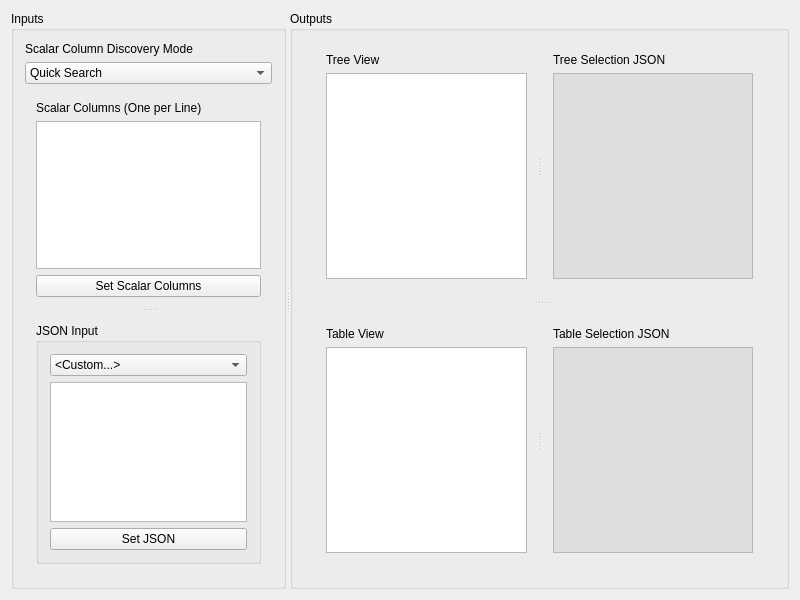
Before: the Qt Designer form examples/jsonwidget.ui in JKSH/QtDataTreeModels, drawn with Qt 5.
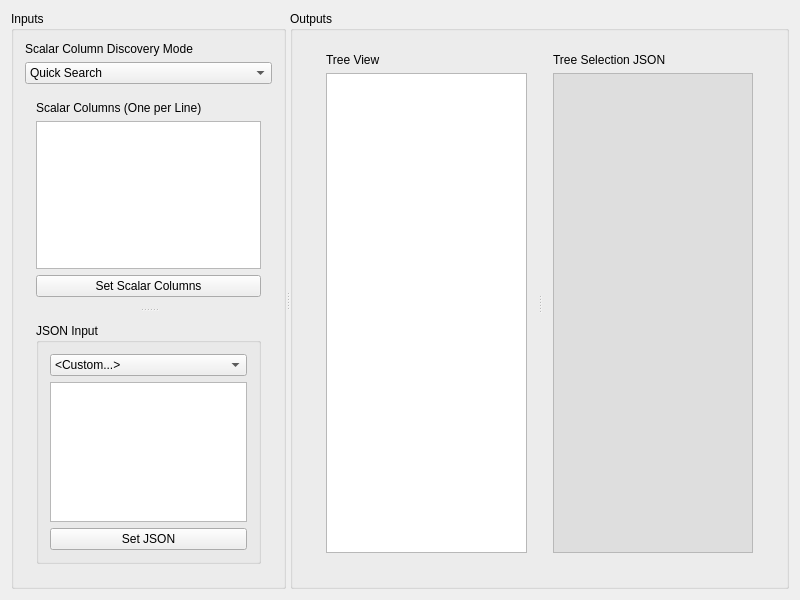
After: the same form once the commit is applied.

Commit message:
Simplify example: Remove table view
It doesn't add much value

```diff
--- a/examples/jsonwidget.ui
+++ b/examples/jsonwidget.ui
@@ -230,101 +230,6 @@
            </item>
           </layout>
          </widget>
-         <widget class="QWidget" name="verticalLayoutWidget_5">
-          <layout class="QVBoxLayout" name="verticalLayout_6">
-           <item>
-            <widget class="QSplitter" name="sp_tableView">
-             <property name="sizePolicy">
-              <sizepolicy hsizetype="Expanding" vsizetype="Expanding">
-               <horstretch>0</horstretch>
-               <verstretch>0</verstretch>
-              </sizepolicy>
-             </property>
-             <property name="orientation">
-              <enum>Qt::Horizontal</enum>
-             </property>
-             <widget class="QWidget" name="verticalLayoutWidget_6">
-              <layout class="QVBoxLayout" name="verticalLayout_10">
-               <item>
-                <widget class="QLabel" name="label_5">
-                 <property name="text">
-                  <string>Table View</string>
-                 </property>
-                </widget>
-               </item>
-               <item>
-                <widget class="QTableView" name="tableView"/>
-               </item>
-              </layout>
-             </widget>
-             <widget class="QWidget" name="verticalLayoutWidget_7">
-              <layout class="QVBoxLayout" name="verticalLayout_11">
-               <item>
-                <widget class="QLabel" name="label_7">
-                 <property name="text">
-                  <string>Table Selection JSON</string>
-                 </property>
-                </widget>
-               </item>
-               <item>
-                <widget class="QTextEdit" name="ter_tableView">
-                 <property name="palette">
-                  <palette>
-                   <active>
-                    <colorrole role="Base">
-                     <brush brushstyle="SolidPattern">
-                      <color alpha="255">
-                       <red>222</red>
-                       <green>222</green>
-                       <blue>222</blue>
-                      </color>
-                     </brush>
-                    </colorrole>
-                   </active>
-                   <inactive>
-                    <colorrole role="Base">
-                     <brush brushstyle="SolidPattern">
-                      <color alpha="255">
-                       <red>222</red>
-                       <green>222</green>
-                       <blue>222</blue>
-                      </color>
-                     </brush>
-                    </colorrole>
-                   </inactive>
-                   <disabled>
-                    <colorrole role="Base">
-                     <brush brushstyle="SolidPattern">
-                      <color alpha="255">
-                       <red>240</red>
-                       <green>240</green>
-                       <blue>240</blue>
-                      </color>
-                     </brush>
-                    </colorrole>
-                   </disabled>
-                  </palette>
-                 </property>
-                 <property name="undoRedoEnabled">
-                  <bool>false</bool>
-                 </property>
-                 <property name="readOnly">
-                  <bool>true</bool>
-                 </property>
-                 <property name="acceptRichText">
-                  <bool>false</bool>
-                 </property>
-                 <property name="textInteractionFlags">
-                  <set>Qt::TextSelectableByKeyboard|Qt::TextSelectableByMouse</set>
-                 </property>
-                </widget>
-               </item>
-              </layout>
-             </widget>
-            </widget>
-           </item>
-          </layout>
-         </widget>
         </widget>
        </item>
       </layout>
```
The commit also changes 1 other file.
